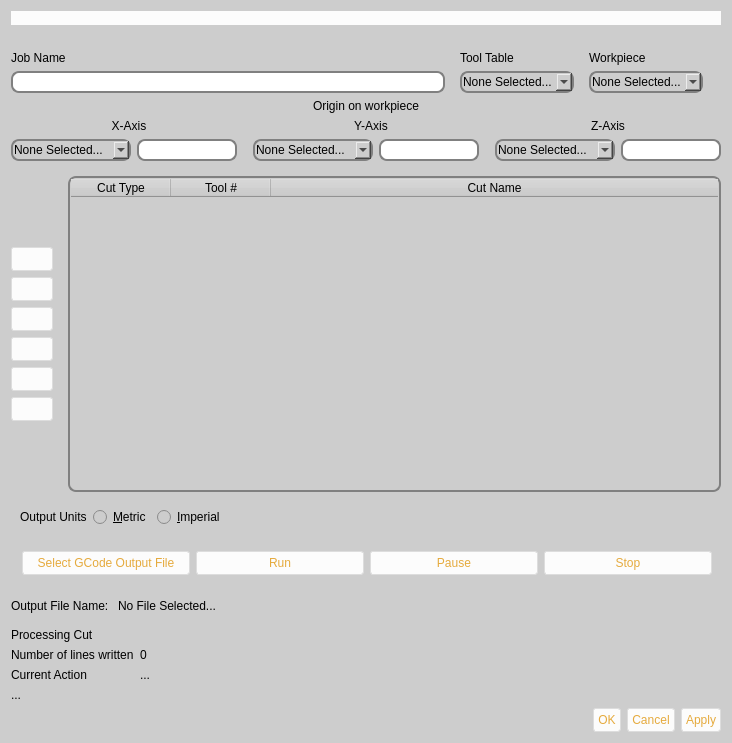
Qt form buildbotics/resources/ui/createjob.ui (DougCoffland/FreeCADGCodeWB) before a commit.
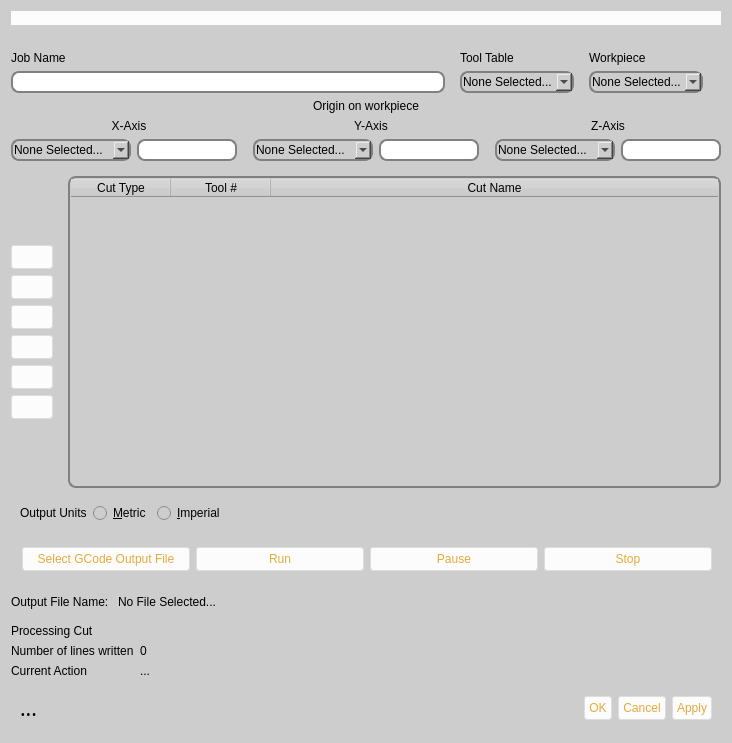
The same form after that commit. Icons and pictures are not drawn.

Commit message: added default units label to CutGui and GCodeProject

Diff of the .ui file:
```diff
--- a/buildbotics/resources/ui/createjob.ui
+++ b/buildbotics/resources/ui/createjob.ui
@@ -1631,7 +1631,25 @@
     </layout>
    </item>
    <item>
-    <widget class="QLabel" name="label_9">
+    <widget class="QFrame" name="frame_20">
+     <property name="frameShape">
+      <enum>QFrame::StyledPanel</enum>
+     </property>
+     <property name="frameShadow">
+      <enum>QFrame::Raised</enum>
+     </property>
+     <layout class="QHBoxLayout" name="horizontalLayout_12">
+      <item>
+       <widget class="QLabel" name="unitsLabel">
+        <property name="font">
+         <font>
+          <family>MathJax_SansSerif</family>
+          <pointsize>16</pointsize>
+          <weight>9</weight>
+          <italic>false</italic>
+          <bold>false</bold>
+         </font>
+        </property>
      <property name="styleSheet">
       <string notr="true"/>
      </property>
@@ -1653,6 +1671,9 @@
      <property name="standardButtons">
       <set>QDialogButtonBox::Apply|QDialogButtonBox::Cancel|QDialogButtonBox::Ok</set>
      </property>
+       </widget>
+      </item>
+     </layout>
     </widget>
    </item>
   </layout>
```
Lines whose indentation alone changed are shown as unchanged. The commit also changes 3 other files.
